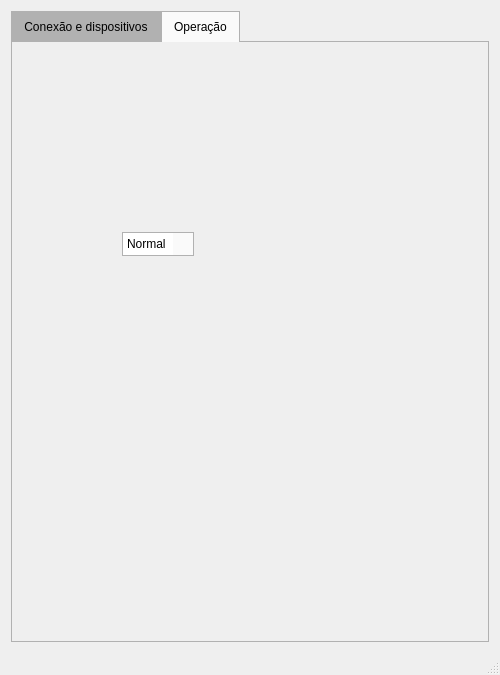
matheusssilva991/demo-api-sdk, file QtGui/QtGui.ui: the form before one commit.
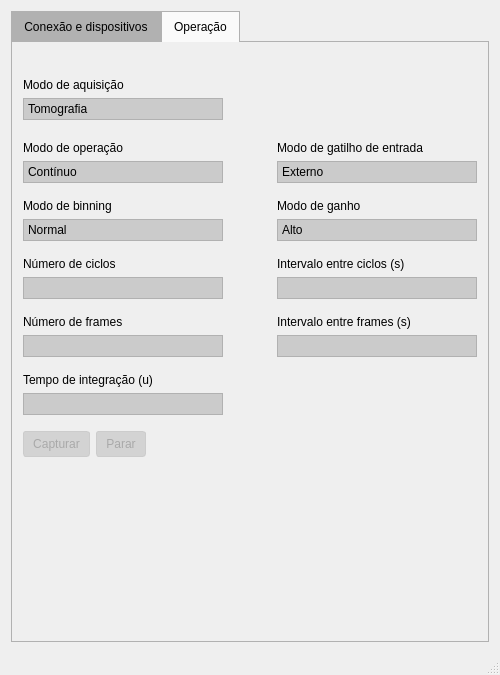
The form after the commit. The open tabs and pages were chosen to show the change. Icons and pictures are not drawn.

Commit message: feat: add inputs + labels + layout em Operação

Diff of the .ui file:
```diff
--- a/QtGui/QtGui.ui
+++ b/QtGui/QtGui.ui
@@ -32,7 +32,7 @@
      <verstretch>0</verstretch>
     </sizepolicy>
    </property>
-   <layout class="QVBoxLayout" name="verticalLayout_11">
+   <layout class="QVBoxLayout" name="verticalLayout_22">
     <item>
      <widget class="QTabWidget" name="tabWidget">
       <property name="enabled">
@@ -737,26 +737,703 @@
        <attribute name="title">
         <string>Operação</string>
        </attribute>
-       <widget class="QComboBox" name="comboBox">
-        <property name="geometry">
-         <rect>
-          <x>110</x>
-          <y>190</y>
-          <width>72</width>
-          <height>24</height>
-         </rect>
-        </property>
+       <layout class="QVBoxLayout" name="verticalLayout_11">
         <item>
-         <property name="text">
-          <string>Normal</string>
-         </property>
+         <layout class="QHBoxLayout" name="horizontalLayout_9">
+          <property name="topMargin">
+           <number>25</number>
+          </property>
+          <property name="bottomMargin">
+           <number>15</number>
+          </property>
+          <item>
+           <layout class="QVBoxLayout" name="verticalLayout_12">
+            <property name="rightMargin">
+             <number>0</number>
+            </property>
+            <property name="bottomMargin">
+             <number>0</number>
+            </property>
+            <item>
+             <widget class="QLabel" name="deviceSelectLabel_2">
+              <property name="sizePolicy">
+               <sizepolicy hsizetype="Preferred" vsizetype="Fixed">
+                <horstretch>0</horstretch>
+                <verstretch>0</verstretch>
+               </sizepolicy>
+              </property>
+              <property name="text">
+               <string>Modo de aquisição</string>
+              </property>
+              <property name="alignment">
+               <set>Qt::AlignmentFlag::AlignLeading|Qt::AlignmentFlag::AlignLeft|Qt::AlignmentFlag::AlignVCenter</set>
+              </property>
+              <property name="margin">
+               <number>0</number>
+              </property>
+             </widget>
+            </item>
+            <item>
+             <widget class="QComboBox" name="deviceSelect_2">
+              <property name="enabled">
+               <bool>false</bool>
+              </property>
+              <property name="minimumSize">
+               <size>
+                <width>200</width>
+                <height>0</height>
+               </size>
+              </property>
+              <property name="maximumSize">
+               <size>
+                <width>200</width>
+                <height>16777215</height>
+               </size>
+              </property>
+              <property name="placeholderText">
+               <string/>
+              </property>
+              <item>
+               <property name="text">
+                <string>Tomografia</string>
+               </property>
+              </item>
+              <item>
+               <property name="text">
+                <string>Radiografia</string>
+               </property>
+              </item>
+             </widget>
+            </item>
+           </layout>
+          </item>
+          <item>
+           <spacer name="horizontalSpacer_9">
+            <property name="orientation">
+             <enum>Qt::Orientation::Horizontal</enum>
+            </property>
+            <property name="sizeHint" stdset="0">
+             <size>
+              <width>40</width>
+              <height>20</height>
+             </size>
+            </property>
+           </spacer>
+          </item>
+         </layout>
         </item>
         <item>
-         <property name="text">
-          <string>2x2</string>
-         </property>
+         <layout class="QHBoxLayout" name="horizontalLayout_10">
+          <property name="bottomMargin">
+           <number>10</number>
+          </property>
+          <item>
+           <layout class="QVBoxLayout" name="verticalLayout_14">
+            <property name="rightMargin">
+             <number>0</number>
+            </property>
+            <property name="bottomMargin">
+             <number>0</number>
+            </property>
+            <item>
+             <widget class="QLabel" name="deviceSelectLabel_4">
+              <property name="sizePolicy">
+               <sizepolicy hsizetype="Preferred" vsizetype="Fixed">
+                <horstretch>0</horstretch>
+                <verstretch>0</verstretch>
+               </sizepolicy>
+              </property>
+              <property name="text">
+               <string>Modo de operação</string>
+              </property>
+              <property name="alignment">
+               <set>Qt::AlignmentFlag::AlignLeading|Qt::AlignmentFlag::AlignLeft|Qt::AlignmentFlag::AlignVCenter</set>
+              </property>
+              <property name="margin">
+               <number>0</number>
+              </property>
+             </widget>
+            </item>
+            <item>
+             <widget class="QComboBox" name="deviceSelect_4">
+              <property name="enabled">
+               <bool>false</bool>
+              </property>
+              <property name="minimumSize">
+               <size>
+                <width>200</width>
+                <height>0</height>
+               </size>
+              </property>
+              <property name="maximumSize">
+               <size>
+                <width>200</width>
+                <height>16777215</height>
+               </size>
+              </property>
+              <property name="placeholderText">
+               <string/>
+              </property>
+              <item>
+               <property name="text">
+                <string>Contínuo</string>
+               </property>
+              </item>
+              <item>
+               <property name="text">
+                <string>Não contínuo</string>
+               </property>
+              </item>
+             </widget>
+            </item>
+           </layout>
+          </item>
+          <item>
+           <spacer name="horizontalSpacer_10">
+            <property name="orientation">
+             <enum>Qt::Orientation::Horizontal</enum>
+            </property>
+            <property name="sizeHint" stdset="0">
+             <size>
+              <width>18</width>
+              <height>20</height>
+             </size>
+            </property>
+           </spacer>
+          </item>
+          <item>
+           <layout class="QVBoxLayout" name="verticalLayout_13">
+            <property name="rightMargin">
+             <number>0</number>
+            </property>
+            <property name="bottomMargin">
+             <number>0</number>
+            </property>
+            <item>
+             <widget class="QLabel" name="deviceSelectLabel_3">
+              <property name="sizePolicy">
+               <sizepolicy hsizetype="Preferred" vsizetype="Fixed">
+                <horstretch>0</horstretch>
+                <verstretch>0</verstretch>
+               </sizepolicy>
+              </property>
+              <property name="text">
+               <string>Modo de gatilho de entrada</string>
+              </property>
+              <property name="alignment">
+               <set>Qt::AlignmentFlag::AlignLeading|Qt::AlignmentFlag::AlignLeft|Qt::AlignmentFlag::AlignVCenter</set>
+              </property>
+              <property name="margin">
+               <number>0</number>
+              </property>
+             </widget>
+            </item>
+            <item>
+             <widget class="QComboBox" name="deviceSelect_3">
+              <property name="enabled">
+               <bool>false</bool>
+              </property>
+              <property name="minimumSize">
+               <size>
+                <width>200</width>
+                <height>0</height>
+               </size>
+              </property>
+              <property name="maximumSize">
+               <size>
+                <width>200</width>
+                <height>16777215</height>
+               </size>
+              </property>
+              <property name="placeholderText">
+               <string/>
+              </property>
+              <item>
+               <property name="text">
+                <string>Externo</string>
+               </property>
+              </item>
+              <item>
+               <property name="text">
+                <string>Interno</string>
+               </property>
+              </item>
+             </widget>
+            </item>
+           </layout>
+          </item>
+         </layout>
         </item>
-       </widget>
+        <item>
+         <layout class="QHBoxLayout" name="horizontalLayout_11">
+          <property name="bottomMargin">
+           <number>10</number>
+          </property>
+          <item>
+           <layout class="QVBoxLayout" name="verticalLayout_15">
+            <property name="rightMargin">
+             <number>0</number>
+            </property>
+            <property name="bottomMargin">
+             <number>0</number>
+            </property>
+            <item>
+             <widget class="QLabel" name="deviceSelectLabel_5">
+              <property name="sizePolicy">
+               <sizepolicy hsizetype="Preferred" vsizetype="Fixed">
+                <horstretch>0</horstretch>
+                <verstretch>0</verstretch>
+               </sizepolicy>
+              </property>
+              <property name="text">
+               <string>Modo de binning</string>
+              </property>
+              <property name="alignment">
+               <set>Qt::AlignmentFlag::AlignLeading|Qt::AlignmentFlag::AlignLeft|Qt::AlignmentFlag::AlignVCenter</set>
+              </property>
+              <property name="margin">
+               <number>0</number>
+              </property>
+             </widget>
+            </item>
+            <item>
+             <widget class="QComboBox" name="deviceSelect_5">
+              <property name="enabled">
+               <bool>false</bool>
+              </property>
+              <property name="minimumSize">
+               <size>
+                <width>200</width>
+                <height>0</height>
+               </size>
+              </property>
+              <property name="maximumSize">
+               <size>
+                <width>200</width>
+                <height>16777215</height>
+               </size>
+              </property>
+              <property name="placeholderText">
+               <string/>
+              </property>
+              <item>
+               <property name="text">
+                <string>Normal</string>
+               </property>
+              </item>
+              <item>
+               <property name="text">
+                <string>2x2</string>
+               </property>
+              </item>
+             </widget>
+            </item>
+           </layout>
+          </item>
+          <item>
+           <spacer name="horizontalSpacer_11">
+            <property name="orientation">
+             <enum>Qt::Orientation::Horizontal</enum>
+            </property>
+            <property name="sizeHint" stdset="0">
+             <size>
+              <width>40</width>
+              <height>20</height>
+             </size>
+            </property>
+           </spacer>
+          </item>
+          <item>
+           <layout class="QVBoxLayout" name="verticalLayout_16">
+            <property name="rightMargin">
+             <number>0</number>
+            </property>
+            <property name="bottomMargin">
+             <number>0</number>
+            </property>
+            <item>
+             <widget class="QLabel" name="deviceSelectLabel_6">
+              <property name="sizePolicy">
+               <sizepolicy hsizetype="Preferred" vsizetype="Fixed">
+                <horstretch>0</horstretch>
+                <verstretch>0</verstretch>
+               </sizepolicy>
+              </property>
+              <property name="text">
+               <string>Modo de ganho</string>
+              </property>
+              <property name="alignment">
+               <set>Qt::AlignmentFlag::AlignLeading|Qt::AlignmentFlag::AlignLeft|Qt::AlignmentFlag::AlignVCenter</set>
+              </property>
+              <property name="margin">
+               <number>0</number>
+              </property>
+             </widget>
+            </item>
+            <item>
+             <widget class="QComboBox" name="deviceSelect_6">
+              <property name="enabled">
+               <bool>false</bool>
+              </property>
+              <property name="minimumSize">
+               <size>
+                <width>200</width>
+                <height>0</height>
+               </size>
+              </property>
+              <property name="maximumSize">
+               <size>
+                <width>200</width>
+                <height>16777215</height>
+               </size>
+              </property>
+              <property name="placeholderText">
+               <string/>
+              </property>
+              <item>
+               <property name="text">
+                <string>Alto</string>
+               </property>
+              </item>
+              <item>
+               <property name="text">
+                <string>Baixo</string>
+               </property>
+              </item>
+             </widget>
+            </item>
+           </layout>
+          </item>
+         </layout>
+        </item>
+        <item>
+         <layout class="QHBoxLayout" name="horizontalLayout_15">
+          <property name="bottomMargin">
+           <number>10</number>
+          </property>
+          <item>
+           <layout class="QVBoxLayout" name="verticalLayout_17">
+            <property name="leftMargin">
+             <number>0</number>
+            </property>
+            <property name="bottomMargin">
+             <number>0</number>
+            </property>
+            <item>
+             <widget class="QLabel" name="deviceFirmwareLabel_3">
+              <property name="text">
+               <string>Número de ciclos</string>
+              </property>
+             </widget>
+            </item>
+            <item>
+             <widget class="QLineEdit" name="deviceFirmwareInput_3">
+              <property name="enabled">
+               <bool>false</bool>
+              </property>
+              <property name="sizePolicy">
+               <sizepolicy hsizetype="Preferred" vsizetype="Fixed">
+                <horstretch>0</horstretch>
+                <verstretch>0</verstretch>
+               </sizepolicy>
+              </property>
+              <property name="minimumSize">
+               <size>
+                <width>200</width>
+                <height>0</height>
+               </size>
+              </property>
+              <property name="maximumSize">
+               <size>
+                <width>200</width>
+                <height>16777215</height>
+               </size>
+              </property>
+             </widget>
+            </item>
+           </layout>
+          </item>
+          <item>
+           <spacer name="horizontalSpacer_14">
+            <property name="orientation">
+             <enum>Qt::Orientation::Horizontal</enum>
+            </property>
+            <property name="sizeHint" stdset="0">
+             <size>
+              <width>18</width>
+              <height>20</height>
+             </size>
+            </property>
+           </spacer>
+          </item>
+          <item>
+           <layout class="QVBoxLayout" name="verticalLayout_18">
+            <property name="leftMargin">
+             <number>0</number>
+            </property>
+            <property name="bottomMargin">
+             <number>0</number>
+            </property>
+            <item>
+             <widget class="QLabel" name="deviceFirmwareLabel_4">
+              <property name="text">
+               <string>Intervalo entre ciclos (s)</string>
+              </property>
+             </widget>
+            </item>
+            <item>
+             <widget class="QLineEdit" name="deviceFirmwareInput_4">
+              <property name="enabled">
+               <bool>false</bool>
+              </property>
+              <property name="sizePolicy">
+               <sizepolicy hsizetype="Preferred" vsizetype="Fixed">
+                <horstretch>0</horstretch>
+                <verstretch>0</verstretch>
+               </sizepolicy>
+              </property>
+              <property name="minimumSize">
+               <size>
+                <width>200</width>
+                <height>0</height>
+               </size>
+              </property>
+              <property name="maximumSize">
+               <size>
+                <width>200</width>
+                <height>16777215</height>
+               </size>
+              </property>
+             </widget>
+            </item>
+           </layout>
+          </item>
+         </layout>
+        </item>
+        <item>
+         <layout class="QHBoxLayout" name="horizontalLayout_16">
+          <property name="bottomMargin">
+           <number>10</number>
+          </property>
+          <item>
+           <layout class="QVBoxLayout" name="verticalLayout_19">
+            <property name="leftMargin">
+             <number>0</number>
+            </property>
+            <property name="bottomMargin">
+             <number>0</number>
+            </property>
+            <item>
+             <widget class="QLabel" name="deviceFirmwareLabel_5">
+              <property name="text">
+               <string>Número de frames</string>
+              </property>
+             </widget>
+            </item>
+            <item>
+             <widget class="QLineEdit" name="deviceFirmwareInput_5">
+              <property name="enabled">
+               <bool>false</bool>
+              </property>
+              <property name="sizePolicy">
+               <sizepolicy hsizetype="Preferred" vsizetype="Fixed">
+                <horstretch>0</horstretch>
+                <verstretch>0</verstretch>
+               </sizepolicy>
+              </property>
+              <property name="minimumSize">
+               <size>
+                <width>200</width>
+                <height>0</height>
+               </size>
+              </property>
+              <property name="maximumSize">
+               <size>
+                <width>200</width>
+                <height>16777215</height>
+               </size>
+              </property>
+             </widget>
+            </item>
+           </layout>
+          </item>
+          <item>
+           <spacer name="horizontalSpacer_15">
+            <property name="orientation">
+             <enum>Qt::Orientation::Horizontal</enum>
+            </property>
+            <property name="sizeHint" stdset="0">
+             <size>
+              <width>18</width>
+              <height>20</height>
+             </size>
+            </property>
+           </spacer>
+          </item>
+          <item>
+           <layout class="QVBoxLayout" name="verticalLayout_20">
+            <property name="leftMargin">
+             <number>0</number>
+            </property>
+            <property name="bottomMargin">
+             <number>0</number>
+            </property>
+            <item>
+             <widget class="QLabel" name="deviceFirmwareLabel_6">
+              <property name="text">
+               <string>Intervalo entre frames (s)</string>
+              </property>
+             </widget>
+            </item>
+            <item>
+             <widget class="QLineEdit" name="deviceFirmwareInput_6">
+              <property name="enabled">
+               <bool>false</bool>
+              </property>
+              <property name="sizePolicy">
+               <sizepolicy hsizetype="Preferred" vsizetype="Fixed">
+                <horstretch>0</horstretch>
+                <verstretch>0</verstretch>
+               </sizepolicy>
+              </property>
+              <property name="minimumSize">
+               <size>
+                <width>200</width>
+                <height>0</height>
+               </size>
+              </property>
+              <property name="maximumSize">
+               <size>
+                <width>200</width>
+                <height>16777215</height>
+               </size>
+              </property>
+             </widget>
+            </item>
+           </layout>
+          </item>
+         </layout>
+        </item>
+        <item>
+         <layout class="QHBoxLayout" name="horizontalLayout_14">
+          <property name="bottomMargin">
+           <number>10</number>
+          </property>
+          <item>
+           <layout class="QVBoxLayout" name="verticalLayout_21">
+            <property name="leftMargin">
+             <number>0</number>
+            </property>
+            <property name="bottomMargin">
+             <number>0</number>
+            </property>
+            <item>
+             <widget class="QLabel" name="deviceFirmwareLabel_7">
+              <property name="text">
+               <string>Tempo de integração (u)</string>
+              </property>
+             </widget>
+            </item>
+            <item>
+             <widget class="QLineEdit" name="deviceFirmwareInput_7">
+              <property name="enabled">
+               <bool>false</bool>
+              </property>
+              <property name="sizePolicy">
+               <sizepolicy hsizetype="Preferred" vsizetype="Fixed">
+                <horstretch>0</horstretch>
+                <verstretch>0</verstretch>
+               </sizepolicy>
+              </property>
+              <property name="minimumSize">
+               <size>
+                <width>200</width>
+                <height>0</height>
+               </size>
+              </property>
+              <property name="maximumSize">
+               <size>
+                <width>200</width>
+                <height>16777215</height>
+               </size>
+              </property>
+             </widget>
+            </item>
+           </layout>
+          </item>
+          <item>
+           <spacer name="horizontalSpacer_13">
+            <property name="orientation">
+             <enum>Qt::Orientation::Horizontal</enum>
+            </property>
+            <property name="sizeHint" stdset="0">
+             <size>
+              <width>40</width>
+              <height>20</height>
+             </size>
+            </property>
+           </spacer>
+          </item>
+         </layout>
+        </item>
+        <item>
+         <layout class="QHBoxLayout" name="horizontalLayout_13">
+          <property name="bottomMargin">
+           <number>25</number>
+          </property>
+          <item>
+           <layout class="QHBoxLayout" name="horizontalLayout_12">
+            <item>
+             <widget class="QPushButton" name="deviceInfoUpdateBtn_2">
+              <property name="enabled">
+               <bool>false</bool>
+              </property>
+              <property name="text">
+               <string>Capturar</string>
+              </property>
+             </widget>
+            </item>
+            <item>
+             <widget class="QPushButton" name="deviceInfoUpdateBtn_3">
+              <property name="enabled">
+               <bool>false</bool>
+              </property>
+              <property name="text">
+               <string>Parar</string>
+              </property>
+             </widget>
+            </item>
+           </layout>
+          </item>
+          <item>
+           <spacer name="horizontalSpacer_12">
+            <property name="orientation">
+             <enum>Qt::Orientation::Horizontal</enum>
+            </property>
+            <property name="sizeHint" stdset="0">
+             <size>
+              <width>40</width>
+              <height>20</height>
+             </size>
+            </property>
+           </spacer>
+          </item>
+         </layout>
+        </item>
+        <item>
+         <spacer name="verticalSpacer_2">
+          <property name="orientation">
+           <enum>Qt::Orientation::Vertical</enum>
+          </property>
+          <property name="sizeHint" stdset="0">
+           <size>
+            <width>20</width>
+            <height>127</height>
+           </size>
+          </property>
+         </spacer>
+        </item>
+       </layout>
       </widget>
      </widget>
     </item>
```
Left out of the diff: 19 changed lines with no effect on the pictures. The commit also changes 2 other files.
